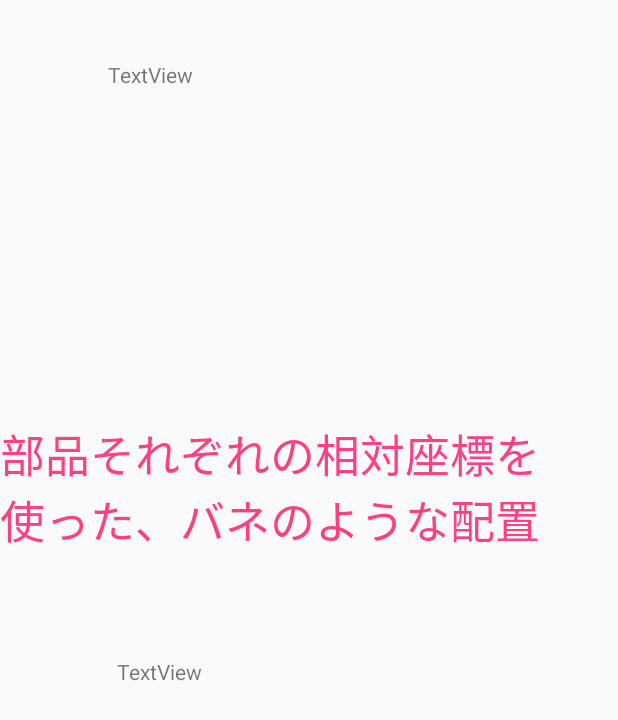
After one commit to Bluewind12/For_studying_app, an Android app: the layout constant.xml on its own in the app's theme, with its tools: preview values and no code run, on a phone screen of 412 x 824 dp. The commit adds this screen. Shown: the top 720 px of the screen. Run offline under Robolectric (Android 15) with nearby library versions, the phone set to English and light mode, and no system bars.

Commit message:
layout_Template

```diff
--- a/app/src/main/java/com/example/momonyan/for_studying_app/MainActivity.kt
+++ b/app/src/main/java/com/example/momonyan/for_studying_app/MainActivity.kt
@@ -32,7 +32,8 @@ class MainActivity : AppCompatActivity() {
             startActivity(intent)
         }
         button_Edit.setOnClickListener {
-
+            val intent = Intent(this, Edit_Activity::class.java)
+            startActivity(intent)
         }
         button_Relative.setOnClickListener {
 
--- /dev/null
+++ b/app/src/main/res/layout/constant.xml
@@ -0,0 +1,54 @@
+<?xml version="1.0" encoding="utf-8"?>
+<android.support.constraint.ConstraintLayout
+    xmlns:android="http://schemas.android.com/apk/res/android"
+    xmlns:app="http://schemas.android.com/apk/res-auto"
+    xmlns:tools="http://schemas.android.com/tools"
+    android:layout_width="match_parent"
+    android:layout_height="match_parent">
+
+    <TextView
+        android:id="@+id/constant_text2"
+        android:layout_width="wrap_content"
+        android:layout_height="wrap_content"
+        android:layout_marginBottom="8dp"
+        android:layout_marginEnd="8dp"
+        android:layout_marginStart="8dp"
+        android:layout_marginTop="8dp"
+        android:text="部品それぞれの相対座標を使った、バネのような配置"
+        android:textSize="30sp"
+        android:textColor="@color/colorAccent"
+        app:layout_constraintBottom_toBottomOf="parent"
+        app:layout_constraintEnd_toEndOf="parent"
+        app:layout_constraintStart_toStartOf="parent"
+        app:layout_constraintTop_toTopOf="parent"
+        app:layout_constraintVertical_bias="0.379" />
+
+    <TextView
+        android:id="@+id/constant_text3"
+        android:layout_width="wrap_content"
+        android:layout_height="wrap_content"
+        android:layout_marginEnd="8dp"
+        android:layout_marginStart="72dp"
+        android:layout_marginTop="40dp"
+        android:text="TextView"
+        app:layout_constraintEnd_toEndOf="parent"
+        app:layout_constraintHorizontal_bias="0.0"
+        app:layout_constraintStart_toStartOf="parent"
+        app:layout_constraintTop_toTopOf="parent" />
+
+    <TextView
+        android:id="@+id/constant_text4"
+        android:layout_width="wrap_content"
+        android:layout_height="wrap_content"
+        android:layout_marginBottom="8dp"
+        android:layout_marginEnd="8dp"
+        android:layout_marginStart="8dp"
+        android:layout_marginTop="8dp"
+        android:text="TextView"
+        app:layout_constraintBottom_toBottomOf="parent"
+        app:layout_constraintEnd_toEndOf="parent"
+        app:layout_constraintHorizontal_bias="0.206"
+        app:layout_constraintStart_toStartOf="parent"
+        app:layout_constraintTop_toBottomOf="@+id/constant_text3"
+        app:layout_constraintVertical_bias="0.508" />
+</android.support.constraint.ConstraintLayout>
--- /dev/null
+++ b/app/src/main/res/layout/grid.xml
@@ -0,0 +1,6 @@
+<?xml version="1.0" encoding="utf-8"?>
+<GridLayout
+    xmlns:android="http://schemas.android.com/apk/res/android" android:layout_width="match_parent"
+    android:layout_height="match_parent">
+
+</GridLayout>
--- /dev/null
+++ b/app/src/main/res/layout/liner.xml
@@ -0,0 +1,6 @@
+<?xml version="1.0" encoding="utf-8"?>
+<LinearLayout
+    xmlns:android="http://schemas.android.com/apk/res/android" android:layout_width="match_parent"
+    android:layout_height="match_parent">
+
+</LinearLayout>
```
Also changed, not shown: app/src/main/java/com/example/momonyan/for_studying_app/layout_Switch_Activity.kt (added, +18 -0 lines), app/src/main/res/layout/relative.xml (added, +36 -0 lines).
